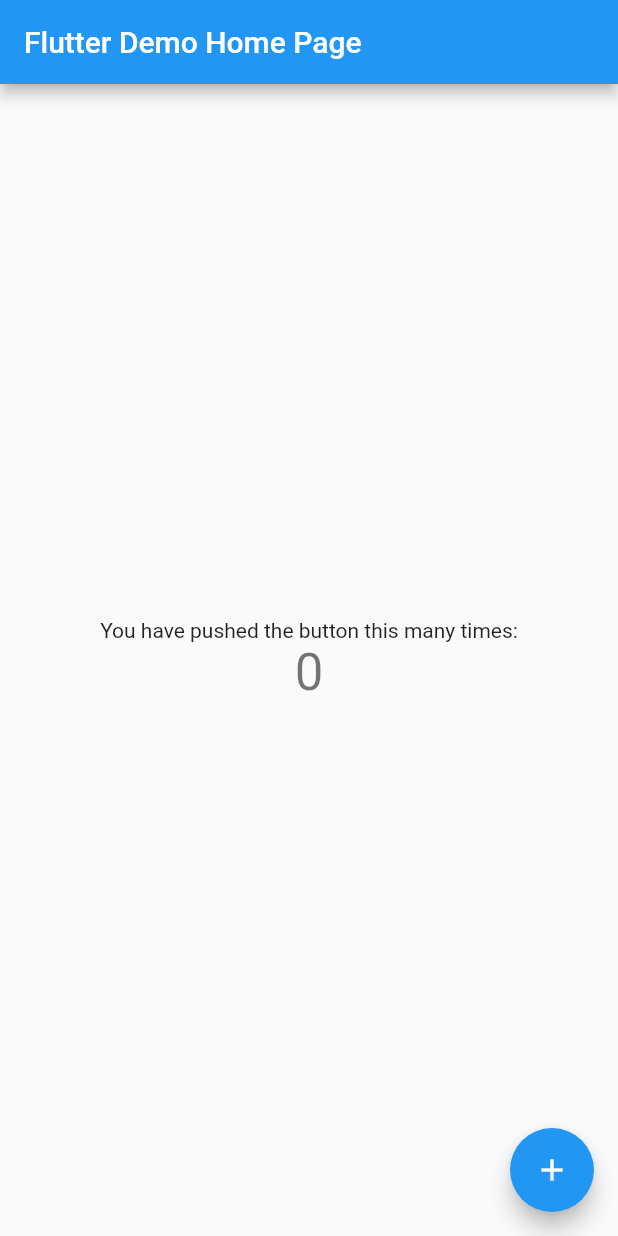
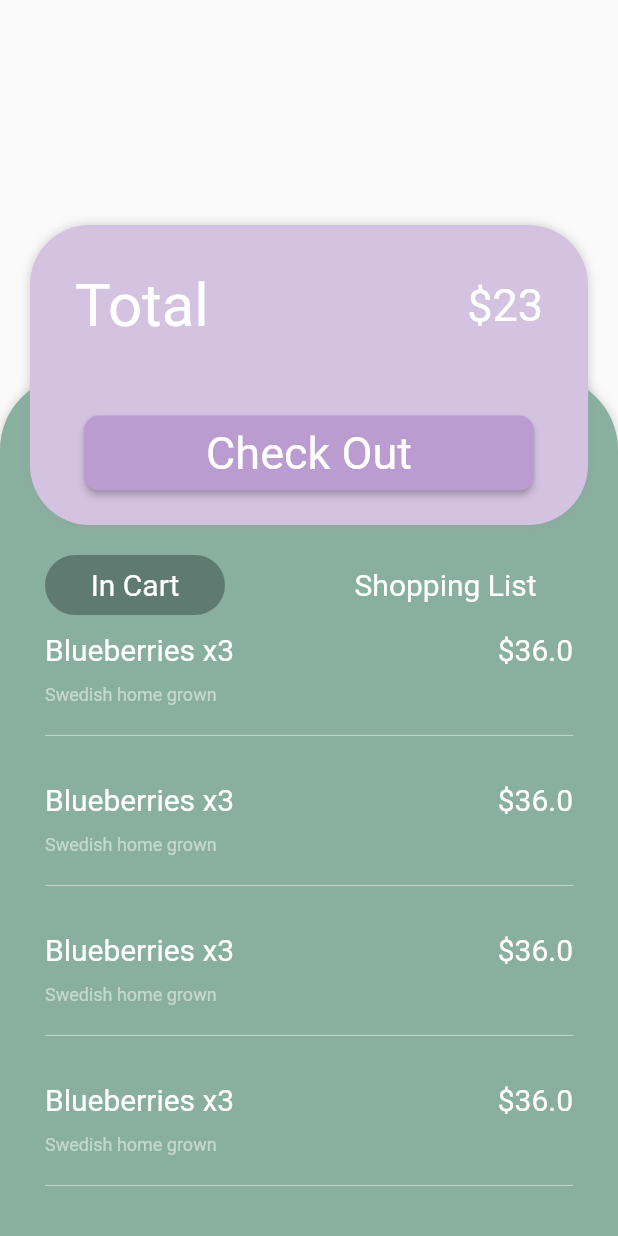
Before and after one commit to Benyaminfarooqi/ScanAndGo, a Flutter app: the screen it shows after launch, on a phone screen of 412 x 824 dp. Run offline on Flutter 3.47's test engine with Material 2 defaults, Android fonts, the phone set to English and light mode, and no system bars; Roboto replaces fonts that are missing (Avenir, Helvetica).

Commit message:
First screen is done

```diff
--- /dev/null
+++ b/scan_aand_go/lib/Models/global.dart
@@ -0,0 +1,42 @@
+import 'package:flutter/material.dart';
+
+
+Color purpleColorLight = Color(0xFFD4C2E1);
+Color purpleColor = Color(0xFFBA9CD0);
+Color greenColor = Color(0xFF88AFA0);
+Color greenColorMoney = Color(0xFF24C48A);
+
+TextStyle whiteTitleLarge = new TextStyle(
+  fontFamily: "Helvetica",
+  fontWeight: FontWeight.normal,
+  fontSize: 40,
+  color: Colors.white
+);
+
+TextStyle whiteTitle = new TextStyle(
+  fontFamily: "Helvetica",
+  fontWeight: FontWeight.normal,
+  fontSize: 30,
+  color: Colors.white
+);
+
+TextStyle smallWhiteTitle = new TextStyle(
+  fontFamily: "Helvetica",
+  fontWeight: FontWeight.normal,
+  fontSize: 20,
+  color: Colors.white
+);
+
+TextStyle smallWhiteTitleTransparent = new TextStyle(
+  fontFamily: "Helvetica",
+  fontWeight: FontWeight.normal,
+  fontSize: 12,
+  color: Colors.white.withOpacity(0.5)
+);
+
+TextStyle whiteTitleAvenir = new TextStyle(
+  fontFamily: "Avenir",
+  fontWeight: FontWeight.normal,
+  fontSize: 20,
+  color: Colors.white
+);
--- /dev/null
+++ b/scan_aand_go/lib/Models/product.dart
@@ -0,0 +1,17 @@
+import 'package:flutter/material.dart';
+
+class Product {
+  String id;
+  String name;
+  double price;
+  AssetImage image;
+  int amount;
+  String info = "Swedish home grown";
+  Product(String name, String id, double price, AssetImage image, int amount) {
+    this.id = id;
+    this.name = name;
+    this.price = price;
+    this.image = image;
+    this.amount = amount;
+  }
+}
--- /dev/null
+++ b/scan_aand_go/lib/UI/Pages/product_page.dart
@@ -0,0 +1,37 @@
+import 'package:flutter/material.dart';
+import 'package:scan_aand_go/Models/global.dart';
+import 'package:scan_aand_go/Models/product.dart';
+
+class ProductPage extends StatefulWidget {
+  final Product product;
+
+  const ProductPage({Key key, this.product}) : super(key: key);
+
+  @override
+  _ProductPageState createState() => _ProductPageState();
+}
+
+class _ProductPageState extends State<ProductPage> {
+  @override
+  Widget build(BuildContext context) {
+    return Scaffold(
+      body: Center(
+            child: Container(
+                child: Stack(children: <Widget>[
+      Container(
+          decoration: BoxDecoration(
+              color: purpleColor,
+              gradient: RadialGradient(
+                center: const Alignment(-1.5, -0.9), // near the top right
+                radius: 1.3,
+                colors: [
+                  const Color(0xFFC0F0F4), // yellow sun
+                  purpleColor, // blue sky
+                ],
+                stops: [0.1, 1.0],
+              )),
+      )
+    ])))
+    );
+  }
+}
--- a/scan_aand_go/lib/main.dart
+++ b/scan_aand_go/lib/main.dart
@@ -1,4 +1,7 @@
 import 'package:flutter/material.dart';
+
+import 'Models/global.dart';
+import 'Models/product.dart';
 
 void main() => runApp(MyApp());
 
@@ -7,105 +10,176 @@ class MyApp extends StatelessWidget {
   @override
   Widget build(BuildContext context) {
     return MaterialApp(
+      debugShowCheckedModeBanner: false,
       title: 'Flutter Demo',
       theme: ThemeData(
-        // This is the theme of your application.
-        //
-        // Try running your application with "flutter run". You'll see the
-        // application has a blue toolbar. Then, without quitting the app, try
-        // changing the primarySwatch below to Colors.green and then invoke
-        // "hot reload" (press "r" in the console where you ran "flutter run",
-        // or simply save your changes to "hot reload" in a Flutter IDE).
-        // Notice that the counter didn't reset back to zero; the application
-        // is not restarted.
         primarySwatch: Colors.blue,
       ),
-      home: MyHomePage(title: 'Flutter Demo Home Page'),
+      home: MyHomePage(),
     );
   }
 }
 
 class MyHomePage extends StatefulWidget {
-  MyHomePage({Key key, this.title}) : super(key: key);
-
-  // This widget is the home page of your application. It is stateful, meaning
-  // that it has a State object (defined below) that contains fields that affect
-  // how it looks.
-
-  // This class is the configuration for the state. It holds the values (in this
-  // case the title) provided by the parent (in this case the App widget) and
-  // used by the build method of the State. Fields in a Widget subclass are
-  // always marked "final".
-
-  final String title;
-
   @override
   _MyHomePageState createState() => _MyHomePageState();
 }
 
 class _MyHomePageState extends State<MyHomePage> {
-  int _counter = 0;
-
-  void _incrementCounter() {
+  List<Product> products;
+  Color inactive = Colors.transparent;
+  int page = 0;
+  Map active = {
+    0 : Colors.black.withOpacity(0.3),
+    1 : Colors.transparent
+  };
+  @override
+  initState() {
+    products = [];
+    for (int i = 1; i < 9; i++) {
+      products.add(new Product("Blueberries", "401" + i.toString(), 12.0, AssetImage('lib/Assets/blue.png'), 3));
+    }
+  }
+  @override
+  Widget build(BuildContext context) {
+    return Scaffold(
+        body: Container(
+            // margin: EdgeInsets.only(top: 150),
+            child: Stack(children: <Widget>[
+      Container(
+        padding: EdgeInsets.only(top: 120, left: 30, right: 30),
+        margin: EdgeInsets.only(top: 250),
+        constraints: BoxConstraints.expand(),
+        decoration: BoxDecoration(
+          color: greenColor,
+          borderRadius: BorderRadius.only(
+              topRight: Radius.circular(50), topLeft: Radius.circular(50)),
+          boxShadow: [
+            BoxShadow(color: Colors.grey.withOpacity(0.5), blurRadius: 5)
+          ],
+        ),
+        child: Container(
+          child: Column(children: <Widget>[
+            Row(
+              mainAxisAlignment: MainAxisAlignment.spaceBetween,
+              children: <Widget>[
+              Container(
+                width: 120,
+                height: 40,
+                child: FlatButton(
+                  color: active[0],
+                  child: Text("In Cart", style: whiteTitleAvenir),
+                  onPressed: () {
+                    if (page != 0) {
                       setState(() {
-      // This call to setState tells the Flutter framework that something has
-      // changed in this State, which causes it to rerun the build method below
-      // so that the display can reflect the updated values. If we changed
-      // _counter without calling setState(), then the build method would not be
-      // called again, and so nothing would appear to happen.
-      _counter++;
+                        active[page]  = Colors.transparent;
+                        page = 0;
+                        active[page] = Colors.black.withOpacity(0.3);
                       });
                     }
-
-  @override
-  Widget build(BuildContext context) {
-    // This method is rerun every time setState is called, for instance as done
-    // by the _incrementCounter method above.
-    //
-    // The Flutter framework has been optimized to make rerunning build methods
-    // fast, so that you can just rebuild anything that needs updating rather
-    // than having to individually change instances of widgets.
-    return Scaffold(
-      appBar: AppBar(
-        // Here we take the value from the MyHomePage object that was created by
-        // the App.build method, and use it to set our appbar title.
-        title: Text(widget.title),
+                  },
+                  shape: RoundedRectangleBorder(
+                  borderRadius: new BorderRadius.circular(30.0),
+                  //side: BorderSide(color: Colors.red)
                 ),
-      body: Center(
-        // Center is a layout widget. It takes a single child and positions it
-        // in the middle of the parent.
-        child: Column(
-          // Column is also a layout widget. It takes a list of children and
-          // arranges them vertically. By default, it sizes itself to fit its
-          // children horizontally, and tries to be as tall as its parent.
-          //
-          // Invoke "debug painting" (press "p" in the console, choose the
-          // "Toggle Debug Paint" action from the Flutter Inspector in Android
-          // Studio, or the "Toggle Debug Paint" command in Visual Studio Code)
-          // to see the wireframe for each widget.
-          //
-          // Column has various properties to control how it sizes itself and
-          // how it positions its children. Here we use mainAxisAlignment to
-          // center the children vertically; the main axis here is the vertical
-          // axis because Columns are vertical (the cross axis would be
-          // horizontal).
-          mainAxisAlignment: MainAxisAlignment.center,
-          children: <Widget>[
-            Text(
-              'You have pushed the button this many times:',
                 ),
-            Text(
-              '$_counter',
-              style: Theme.of(context).textTheme.display1,
               ),
+              Container(
+                width: 170,
+                height: 40,
+                child: FlatButton(
+                  color: active[1],
+                  child: Text("Shopping List", style: whiteTitleAvenir),
+                  onPressed: () {
+                    if (page != 1) {
+                      setState(() {
+                        active[page]  = Colors.transparent;
+                        page = 1;
+                        active[page] = Colors.black.withOpacity(0.3);
+                      });
+                    }
+                  },
+                  shape: RoundedRectangleBorder(
+                  borderRadius: new BorderRadius.circular(30.0),
+                  //side: BorderSide(color: Colors.red)
+                ),
+                )
+              )
+            ],),
+            getCart()
+          ],)
+        )
+      ),
+      Container(
+          padding: EdgeInsets.all(30),
+          margin: EdgeInsets.only(top: 150, left: 20, right: 20),
+          constraints: BoxConstraints.expand(height: 200),
+          decoration: BoxDecoration(
+            color: purpleColorLight,
+            borderRadius: BorderRadius.all(Radius.circular(40)),
+            boxShadow: [
+              BoxShadow(color: Colors.grey.withOpacity(0.5), blurRadius: 5)
             ],
           ),
+          child: Column(children: <Widget>[
+            Row(
+              mainAxisAlignment: MainAxisAlignment.spaceBetween,
+              children: <Widget>[
+                Text("Total", style: whiteTitleLarge),
+                Text("\$" + getTotal().toString(), style: whiteTitle)
+              ],
             ),
-      floatingActionButton: FloatingActionButton(
-        onPressed: _incrementCounter,
-        tooltip: 'Increment',
-        child: Icon(Icons.add),
-      ), // This trailing comma makes auto-formatting nicer for build methods.
+            Container(
+              margin: EdgeInsets.only(top:50),
+              width: 300,
+              height: 50,
+              child: RaisedButton(
+                color: purpleColor,
+                child: Text("Check Out", style: whiteTitle),
+                onPressed: () {},
+                shape: RoundedRectangleBorder(
+                  borderRadius: new BorderRadius.circular(10.0),
+                  //side: BorderSide(color: Colors.red)
+                ),
+              ),
+            )
+          ])),
+    ])) // This trailing comma makes auto-formatting nicer for build methods.
         );
   }
+
+  Widget getCart() {
+    List<Widget> items = [];
+    for (Product product in products) {
+      items.add(productListItem(product));
     }
+    return Container(
+      height: 402,
+      child: ListView(children: items,)
+    );
+  }
+
+  Widget productListItem(Product product) {
+    return Container(
+      height: 100,
+      child: Column(
+        mainAxisAlignment: MainAxisAlignment.spaceEvenly,
+        crossAxisAlignment: CrossAxisAlignment.start,
+        children: <Widget>[
+          Row(
+            mainAxisAlignment: MainAxisAlignment.spaceBetween,
+            children: <Widget>[
+            Text(product.name + " x" + product.amount.toString(), style: smallWhiteTitle ),
+            Text("\$" + (product.price * product.amount).toString(), style: smallWhiteTitle)
+          ],),
+          Text(product.info, style: smallWhiteTitleTransparent,),
+          Divider(color: Colors.white.withOpacity(0.5))
+        ]
+      )
+    );
+  }
+
+  int getTotal() {
+    return (23.0).toInt();
+  }
+}
--- a/scan_aand_go/pubspec.yaml
+++ b/scan_aand_go/pubspec.yaml
@@ -41,7 +41,8 @@ flutter:
   uses-material-design: true
 
   # To add assets to your application, add an assets section, like this:
-  # assets:
+  assets:
+    - lib/Assets/blue.png
   #  - images/a_dot_burr.jpeg
   #  - images/a_dot_ham.jpeg
 
```
Also changed, not shown: scan_aand_go/lib/Assets/blue.png (added). Lines whose indentation alone changed are shown as unchanged.
